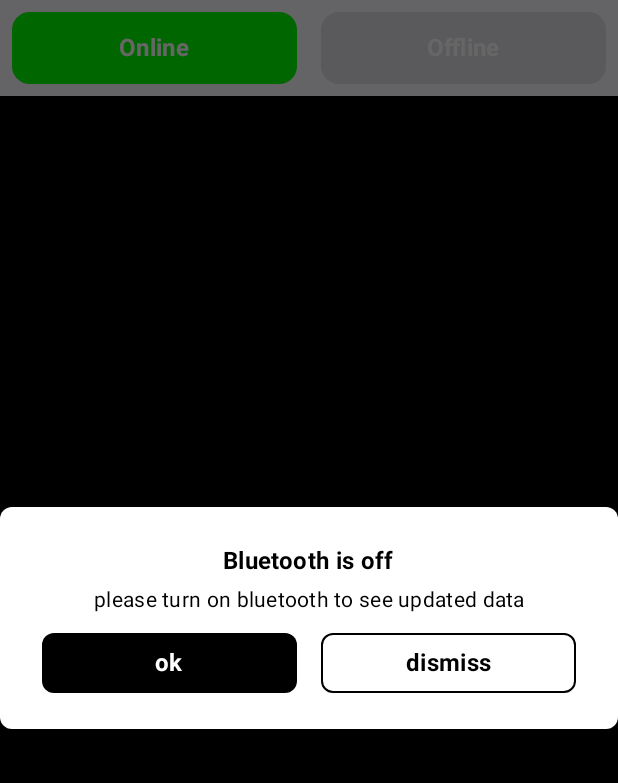
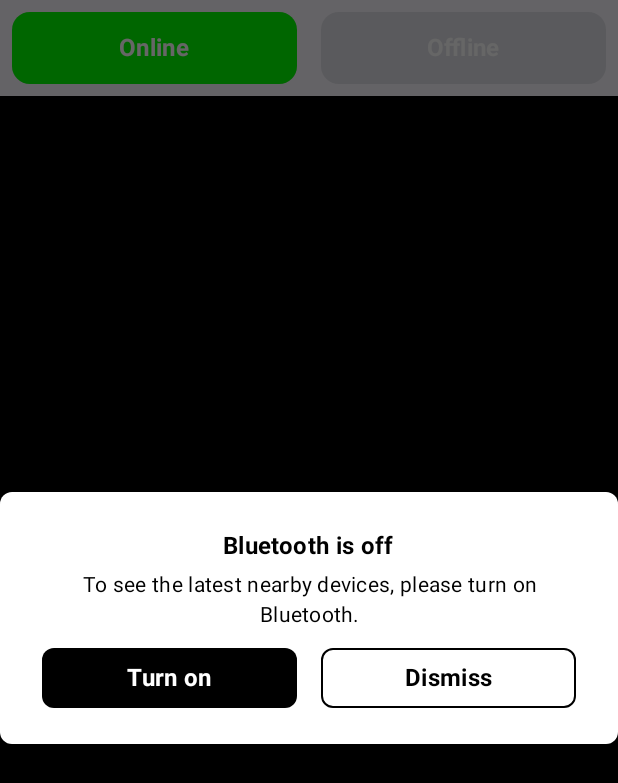
Before and after one commit to SepidehAkbarinezhad/BluetoothTracker, an Android app built with Jetpack Compose: the screen it shows after launch (MainActivity), on a phone screen of 412 x 824 dp. Shown: the top 783 px of the screen. Run offline under Robolectric (Android 15) with nearby library versions, the phone set to English and light mode, and no system bars; our stand-ins replace Dagger/Hilt's generated code, Room's generated code, Timber; 1 statement that could not run was skipped.

Commit message:
refactor code

```diff
--- a/app/src/main/java/com/example/bluetoothtracker/data/datasource/BluetoothDeviceTrackerImpl.kt
+++ b/app/src/main/java/com/example/bluetoothtracker/data/datasource/BluetoothDeviceTrackerImpl.kt
@@ -95,8 +95,8 @@ class BluetoothDeviceTrackerImpl @Inject constructor(
 
     private suspend fun emitForInsertInRoom() {
         val resultList = scannedDeviceCache.values.toList()
-        printLog("1 emitForInsertInRoom result: ${resultList.size}", "checkDebug")
-        printLog("1 emitForInsertInRoom : $resultList", "checkDebug")
+        printLog("emitForInsertInRoom result size: ${resultList.size}")
+        printLog("emitForInsertInRoom : $resultList")
         _scannedDevices.emit(resultList)
         scannedDeviceCache.clear()
     }
--- a/app/src/main/java/com/example/bluetoothtracker/presentation/app/MainActivity.kt
+++ b/app/src/main/java/com/example/bluetoothtracker/presentation/app/MainActivity.kt
@@ -41,13 +41,16 @@ class MainActivity : ComponentActivity() {
             val event by viewModel.event.collectAsStateWithLifecycle(null)
             LaunchedEffect(event) {
                 when (event) {
+                    is HomeEvent.UpdateBluetoothState -> {
+                        printLog("HomeEvent.UpdateBluetoothState ->")
+                        bluetoothStateObserver.updateBluetoothState()}
                     is HomeEvent.RequestBluetoothPermission -> {
-                        printLog("HomeEvent.RequestBluetoothPermission -> ", "bleCheck")
+                        printLog("HomeEvent.RequestBluetoothPermission -> ")
                         permissionManager.requestBluetoothPermissions()
                     }
 
                     is HomeEvent.RequestEnableBluetooth -> {
-                        printLog("initilizaBug HomeEvent.RequestEnableBluetooth ->", "bleCheck")
+                        printLog("HomeEvent.RequestEnableBluetooth ->")
                         bluetoothStateObserver.requestEnableBluetooth()
                     }
 
@@ -62,52 +65,38 @@ class MainActivity : ComponentActivity() {
 
 
     private fun initObservers() {
-        printLog("initilizaBug initObservers")
+        printLog("initObservers")
         bluetoothStateObserver = BluetoothStateObserver(
             activity = this,
             btAdapter = bluetoothAdapter,
             onBluetoothStateChange = { isEnabled ->
-                viewModel.onAction(HomeAction.OnBluetoothStateChange(bluetoothState = isEnabled))
+                viewModel.onAction(HomeAction.BluetoothStateChange(bluetoothState = isEnabled))
             },
         )
         permissionManager = PermissionManager(
             activity = this,
             onUpdatePermissionState = { hasPermission ->
-                if (hasPermission) {
-                    printLog("initilizaBug hasPermission", "bleCheck")
-                    viewModel.onAction((HomeAction.OnPermissionGrantedChange(permissionGranted = true)))
-                    //update bluetooth state just when permissions are granted
-                    bluetoothStateObserver.updateBluetoothState()
-                } else {
-                    // Show UI: "Bluetooth features won't work without permission"
-                    viewModel.onAction(HomeAction.ShowPermissionAlertDialog(true))
-
-                }
+                printLog("onUpdatePermissionState $hasPermission")
+                viewModel.onAction((HomeAction.UpdatePermissionState(permissionState = hasPermission)))
             },
             onPermissionGranted = { granted ->
-                printLog("onPermissionGranted $granted", "bleCheck")
-                viewModel.onAction((HomeAction.OnPermissionGrantedChange(permissionGranted = granted)))
-                if (granted) {
-                    viewModel.onAction((HomeAction.OnPermissionGrantedChange(permissionGranted = true)))
-                    bluetoothStateObserver.updateBluetoothState()
-                } else {
-                    printLog("onPermissionGranted not", "bleCheck")
-
-                    // Show UI: "Bluetooth features won't work without permission"
-                    viewModel.onAction(HomeAction.ShowPermissionDeniedDialog(true))
-                }
+                printLog("onPermissionGranted $granted")
+                if (granted)
+                    viewModel.onAction((HomeAction.OnGrantPermissionConfirmed))
+                else
+                    viewModel.onAction((HomeAction.OnGrantPermissionCancelled))
             }
         )
 
     }
 
     private fun addPermissionObserver() {
-        printLog("initilizaBug addPermissionObserver", "bleCheck")
+        printLog("addPermissionObserver")
         lifecycle.addObserver(permissionManager)
     }
 
     private fun addBluetoothObserver() {
-        printLog("initilizaBug addBluetoothObserver", "bleCheck")
+        printLog("addBluetoothObserver")
         lifecycle.addObserver(
             observer = bluetoothStateObserver
         )
--- a/app/src/main/java/com/example/bluetoothtracker/presentation/common/BluetoothStateObserver.kt
+++ b/app/src/main/java/com/example/bluetoothtracker/presentation/common/BluetoothStateObserver.kt
@@ -31,7 +31,7 @@ class BluetoothStateObserver(
 
     override fun onStart(owner: LifecycleOwner) {
         super.onStart(owner)
-        printLog("onStart", "bleCheck")
+        printLog("onStart")
         registerBroadCast()
     }
 
@@ -41,12 +41,12 @@ class BluetoothStateObserver(
         try {
             unRegisterBroadCast()
         } catch (e: Exception) {
-            printLog("onStop called error ${e.message}", "bleCheck")
+            printLog("onStop called error ${e.message}")
         }
     }
 
     private fun registerBluetoothLauncher() {
-        activity.registerForActivityResult(
+        btEnableResultLauncher = activity.registerForActivityResult(
             ActivityResultContracts.StartActivityForResult()
         ) { result ->
             if (result.resultCode == Activity.RESULT_OK) {
@@ -54,12 +54,15 @@ class BluetoothStateObserver(
                 onBluetoothStateChange(true)
             } else {
                 printLog("Activity.RESULT_NOT_OK")
-                onBluetoothStateChange( false)
+                onBluetoothStateChange(false)
             }
         }
     }
 
-    fun updateBluetoothState()  = onBluetoothStateChange(btAdapter?.isEnabled == true)
+    fun updateBluetoothState() {
+        printLog("updateBluetoothState")
+        onBluetoothStateChange(btAdapter?.isEnabled == true)
+    }
 
     /*
     * launches a system dialog that prompts the user
@@ -68,7 +71,7 @@ class BluetoothStateObserver(
     * callback registered in registerBluetoothLauncher().
     * */
     fun requestEnableBluetooth() {
-        printLog("initilizaBug requestEnableBluetooth", "bleCheck")
+        printLog("requestEnableBluetooth")
         val intent = Intent(BluetoothAdapter.ACTION_REQUEST_ENABLE)
         btEnableResultLauncher.launch(intent)
     }
@@ -87,12 +90,12 @@ class BluetoothStateObserver(
                 if (action == BluetoothAdapter.ACTION_STATE_CHANGED) {
                     when (btAdapter?.state) {
                         BluetoothAdapter.STATE_OFF -> {
-                            printLog("STATE_OFF", "bleCheck")
+                            printLog("STATE_OFF")
                             onBluetoothStateChange(false)
                         }
 
                         BluetoothAdapter.STATE_ON -> {
-                            printLog("STATE_ON", "bleCheck")
+                            printLog("STATE_ON")
                             onBluetoothStateChange(true)
                         }
                     }
@@ -102,7 +105,7 @@ class BluetoothStateObserver(
     }
 
     private fun registerBroadCast() {
-        printLog("registerBroadCast", "bleCheck")
+        printLog("registerBroadCast")
         activity.registerReceiver(
             broadcastReceiver,
             IntentFilter(BluetoothAdapter.ACTION_STATE_CHANGED)
@@ -110,7 +113,7 @@ class BluetoothStateObserver(
     }
 
     private fun unRegisterBroadCast() {
-        printLog("unRegisterBroadCast", "bleCheck")
+        printLog("unRegisterBroadCast")
         activity.unregisterReceiver(broadcastReceiver)
     }
 
--- a/app/src/main/java/com/example/bluetoothtracker/presentation/screen/home/HomeAction.kt
+++ b/app/src/main/java/com/example/bluetoothtracker/presentation/screen/home/HomeAction.kt
@@ -1,9 +1,16 @@
 package com.example.bluetoothtracker.presentation.screen.home
 
 sealed interface HomeAction {
-    data class ShowPermissionAlertDialog(val show : Boolean) :HomeAction
-    data class ShowPermissionDeniedDialog(val show : Boolean) :HomeAction
-    data class ShowBluetoothAlertDialog(val show : Boolean) :HomeAction
-    data class OnPermissionGrantedChange(val permissionGranted: Boolean) : HomeAction
-    data class OnBluetoothStateChange(val bluetoothState: Boolean) : HomeAction
+    data class ShowPermissionAlertDialog(val show: Boolean) : HomeAction
+    data class ShowPermissionDeniedDialog(val show: Boolean) : HomeAction
+    data class ShowBluetoothAlertDialog(val show: Boolean) : HomeAction
+    data class UpdatePermissionState(val permissionState: Boolean) : HomeAction
+    data object OnGrantPermissionConfirmed : HomeAction
+    data object OnGrantPermissionCancelled : HomeAction
+    data class BluetoothStateChange(val bluetoothState: Boolean) : HomeAction
+    data object OnPermissionAlertDialogConfirm : HomeAction
+    data object OnPermissionAlertDialogDismiss : HomeAction
+    data object OnPermissionDeniedDialogDismiss : HomeAction
+    data object OnBluetoothAlertDialogConfirmed : HomeAction
+    data object OnBluetoothAlertDialogDismiss : HomeAction
 }
--- a/app/src/main/java/com/example/bluetoothtracker/presentation/screen/home/HomeEvent.kt
+++ b/app/src/main/java/com/example/bluetoothtracker/presentation/screen/home/HomeEvent.kt
@@ -2,6 +2,7 @@ package com.example.bluetoothtracker.presentation.screen.home
 
 // One-time UI events
 sealed class HomeEvent {
+    data object UpdateBluetoothState : HomeEvent()
     data object RequestBluetoothPermission : HomeEvent()
     data object RequestEnableBluetooth : HomeEvent()
 }
--- a/app/src/main/java/com/example/bluetoothtracker/presentation/screen/home/HomeScreen.kt
+++ b/app/src/main/java/com/example/bluetoothtracker/presentation/screen/home/HomeScreen.kt
@@ -27,51 +27,42 @@ import com.example.bluetoothtracker.presentation.utils.printLog
 fun HomeScreenRoot(viewModel: HomeViewModel, modifier: Modifier = Modifier) {
     val state by viewModel.homeStateValue.collectAsStateWithLifecycle()
 
-
-    LaunchedEffect(key1 = state.permissionGranted, key2 = state.bluetoothState) {
-        printLog("LaunchedEffect  $state")
-        if (state.permissionGranted == true && state.bluetoothState == true) {
-            printLog("LaunchedEffect permissions granted ", "bleCheck")
-            viewModel.startScan()
-        } else if (state.permissionGranted == false || state.bluetoothState == false) {
-            printLog("else if", "bleCheck")
-            viewModel.stopScan()
-            viewModel.onAction(HomeAction.ShowBluetoothAlertDialog(true))
+    LaunchedEffect(key1 = state.permissionState, key2 = state.bluetoothState) {
+        with(state) {
+            when {
+                permissionState == true && bluetoothState == true -> { viewModel.startScan() }
+                permissionState == false || bluetoothState == false -> { viewModel.stopScan() }
+            }
         }
     }
 
     HomeScreen(
         state = state,
         onAction = { action -> viewModel.onAction(action) },
-        onEvent = { event -> viewModel.sendEvent(event) })
-
+        modifier = modifier
+    )
 }
 
 @Composable
 fun HomeScreen(
     state: HomeState,
     onAction: (HomeAction) -> Unit,
-    onEvent: (HomeEvent) -> Unit,
     modifier: Modifier = Modifier
 ) {
-    Box(modifier = Modifier.fillMaxSize()) {
+    Box(modifier = modifier.fillMaxSize()) {
         HomeContent(state = state, onAction = onAction)
         if (state.showPermissionAlertDialog) {
-            printLog("show permission alert dialog")
             PermissionAlertDialog(onConfirm = {
-                onAction(HomeAction.ShowPermissionAlertDialog(false))
-                onEvent(HomeEvent.RequestBluetoothPermission)
-            }, onDismissRequest = { onAction(HomeAction.ShowPermissionAlertDialog(false)) })
+                onAction(HomeAction.OnPermissionAlertDialogConfirm)
+            }, onDismissRequest = { onAction(HomeAction.OnPermissionAlertDialogDismiss) })
         } else if (state.showPermissionDeniedDialog) {
             PermissionDeniedDialog {
-                onAction(HomeAction.ShowPermissionDeniedDialog(false))
+                onAction(HomeAction.OnPermissionDeniedDialogDismiss)
             }
         } else if (state.showBluetoothStateDialog) {
             BluetoothStateAlertDialog(
-                onConfirm = {
-                    printLog("initilizaBug onConfirm", "bleCheck")
-                    onEvent(HomeEvent.RequestEnableBluetooth) },
-                onDismissRequest = { onAction(HomeAction.ShowBluetoothAlertDialog(false))}
+                onConfirm = { onAction(HomeAction.OnBluetoothAlertDialogConfirmed) },
+                onDismissRequest = {  onAction(HomeAction.OnBluetoothAlertDialogDismiss)}
             )
         }
     }
@@ -83,12 +74,11 @@ fun HomeContent(
     state: HomeState,
     onAction: (HomeAction) -> Unit,
     modifier: Modifier = Modifier,
-    scrollState: LazyListState = rememberLazyListState()
 ) {
     var tabIndex by remember { mutableIntStateOf(0) }
 
     Column(
-        modifier = Modifier
+        modifier = modifier
             .fillMaxSize()
             .background(Color.Black)
             .statusBarsPadding(),
--- a/app/src/main/java/com/example/bluetoothtracker/presentation/screen/home/HomeState.kt
+++ b/app/src/main/java/com/example/bluetoothtracker/presentation/screen/home/HomeState.kt
@@ -7,7 +7,7 @@ data class HomeState(
     val showPermissionAlertDialog : Boolean = false,
     val showPermissionDeniedDialog : Boolean = false,
     val showBluetoothStateDialog : Boolean = false,
-    val permissionGranted : Boolean? = null,
+    val permissionState : Boolean? = null,
     val bluetoothState : Boolean? = null,
     val onLineDevicesList : List<Device> = emptyList(),
     val offlineDevicesList : List<Device> = emptyList()
--- a/app/src/main/java/com/example/bluetoothtracker/presentation/screen/home/HomeViewModel.kt
+++ b/app/src/main/java/com/example/bluetoothtracker/presentation/screen/home/HomeViewModel.kt
@@ -3,7 +3,6 @@ package com.example.bluetoothtracker.presentation.screen.home
 import androidx.lifecycle.ViewModel
 import androidx.lifecycle.viewModelScope
 import com.example.bluetoothtracker.domain.interactor.BluetoothInteractor
-import com.example.bluetoothtracker.domain.repository.BluetoothRepository
 import com.example.bluetoothtracker.presentation.utils.printLog
 import dagger.hilt.android.lifecycle.HiltViewModel
 import kotlinx.coroutines.flow.MutableSharedFlow
@@ -35,11 +34,61 @@ class HomeViewModel @Inject constructor(
         }
     }
 
-    private val _event = MutableSharedFlow<HomeEvent>()
+    private val _event = MutableSharedFlow<HomeEvent>(replay = 1)
     val event = _event.asSharedFlow()
 
     private val homeState: MutableStateFlow<HomeState> = MutableStateFlow(HomeState())
     val homeStateValue: StateFlow<HomeState> = homeState.asStateFlow()
+
+
+    fun onAction(action: HomeAction) {
+        when (action) {
+            is HomeAction.ShowPermissionAlertDialog -> updateShowPermissionAlertDialog(show = action.show)
+            is HomeAction.ShowPermissionDeniedDialog -> updateShowPermissionDeniedDialog(action.show)
+            is HomeAction.ShowBluetoothAlertDialog -> updateShowBluetoothAlertDialog(action.show)
+            is HomeAction.UpdatePermissionState -> {
+                printLog("UpdatePermissionState -> vm  ${action.permissionState}")
+                updatePermissionState(state = action.permissionState)
+                if (action.permissionState) {
+                    //update bluetooth state just when permissions are granted because if it is off and want to turn it on it needs permissions
+                    sendEvent(HomeEvent.UpdateBluetoothState)
+                } else {
+                    // Show dialog: "Bluetooth features won't work without permission"
+                    updateShowPermissionAlertDialog(true)
+                }
+            }
+
+            is HomeAction.BluetoothStateChange -> {
+                homeState.update { it.copy(bluetoothState = action.bluetoothState) }
+                updateShowBluetoothAlertDialog(!action.bluetoothState)
+            }
+
+            HomeAction.OnPermissionAlertDialogConfirm -> {
+                updateShowPermissionAlertDialog(show = false)
+                sendEvent(HomeEvent.RequestBluetoothPermission)
+            }
+
+            HomeAction.OnPermissionAlertDialogDismiss -> updateShowPermissionAlertDialog(show = false)
+
+            HomeAction.OnGrantPermissionConfirmed -> {
+                updatePermissionState(true)
+                sendEvent(HomeEvent.UpdateBluetoothState)
+            }
+
+            HomeAction.OnGrantPermissionCancelled -> {
+                updatePermissionState(false)
+                onAction(HomeAction.ShowPermissionDeniedDialog(true))
+            }
+
+            HomeAction.OnBluetoothAlertDialogConfirmed -> {
+                updateShowBluetoothAlertDialog(false)
+                sendEvent(HomeEvent.RequestEnableBluetooth)
+            }
+
+            HomeAction.OnBluetoothAlertDialogDismiss -> updateShowBluetoothAlertDialog(false)
+            HomeAction.OnPermissionDeniedDialogDismiss -> updateShowPermissionDeniedDialog(show = false)
+        }
+    }
 
     fun sendEvent(event: HomeEvent) {
         viewModelScope.launch {
@@ -47,15 +96,20 @@ class HomeViewModel @Inject constructor(
         }
     }
 
-    fun onAction(action: HomeAction) {
-        when (action) {
-            is HomeAction.ShowPermissionAlertDialog -> homeState.update { it.copy(showPermissionAlertDialog = action.show) }
-            is HomeAction.ShowPermissionDeniedDialog -> homeState.update { it.copy(showPermissionDeniedDialog = action.show) }
-            is HomeAction.ShowBluetoothAlertDialog -> homeState.update { it.copy(showBluetoothStateDialog = action.show) }
-            is HomeAction.OnPermissionGrantedChange -> homeState.update { it.copy(permissionGranted = action.permissionGranted) }
-            is HomeAction.OnBluetoothStateChange -> homeState.update { it.copy(bluetoothState = action.bluetoothState) }
+    private fun updateShowPermissionAlertDialog(show: Boolean) {
+        homeState.update { it.copy(showPermissionAlertDialog = show) }
+    }
 
-        }
+    private fun updateShowPermissionDeniedDialog(show: Boolean) {
+        homeState.update { it.copy(showPermissionDeniedDialog = show) }
+    }
+
+    private fun updateShowBluetoothAlertDialog(show: Boolean) {
+        homeState.update { it.copy(showBluetoothStateDialog = show) }
+    }
+
+    private fun updatePermissionState(state: Boolean) {
+        homeState.update { it.copy(permissionState = state) }
     }
 
     fun startScan() {
--- a/app/src/main/java/com/example/bluetoothtracker/presentation/screen/home/components/BluetoothStateAlertDialog.kt
+++ b/app/src/main/java/com/example/bluetoothtracker/presentation/screen/home/components/BluetoothStateAlertDialog.kt
@@ -42,7 +42,7 @@ fun BluetoothStateAlertContent(
     onDismissRequest: () -> Unit
 ) {
     Column(
-        modifier = Modifier
+        modifier = modifier
             .fillMaxWidth()
             .padding(12.dp),
         horizontalAlignment = Alignment.CenterHorizontally
@@ -59,7 +59,7 @@ fun BluetoothStateAlertContent(
         )
         Spacer(modifier = Modifier.height(8.dp))
         AppRowButtons(
-            firstButtonTitle = R.string.ok_btn_label,
+            firstButtonTitle = R.string.turn_on_btn_label,
             onFirstButtonClick =
             onConfirm,
             secondButtonTitle = R.string.dismiss_permission_btn_label,
--- a/app/src/main/java/com/example/bluetoothtracker/presentation/screen/home/components/PermissionAlertDialog.kt
+++ b/app/src/main/java/com/example/bluetoothtracker/presentation/screen/home/components/PermissionAlertDialog.kt
@@ -41,7 +41,7 @@ fun PermissionAlertContent(
     onDismissRequest: () -> Unit
 ) {
     Column(
-        modifier = Modifier
+        modifier = modifier
             .fillMaxWidth()
             .padding(12.dp),
         horizontalAlignment = Alignment.CenterHorizontally
--- a/app/src/main/java/com/example/bluetoothtracker/presentation/screen/home/components/PermissionDeniedDialog.kt
+++ b/app/src/main/java/com/example/bluetoothtracker/presentation/screen/home/components/PermissionDeniedDialog.kt
@@ -39,7 +39,7 @@ fun PermissionDeniedDialogContent(
     onConfirm: () -> Unit,
 ) {
     Column(
-        modifier = Modifier
+        modifier = modifier
             .fillMaxWidth()
             .padding(12.dp),
         horizontalAlignment = Alignment.CenterHorizontally
--- a/app/src/main/res/values/strings.xml
+++ b/app/src/main/res/values/strings.xml
@@ -4,12 +4,13 @@
     <string name="Bluetooth_state_title_dialog">Bluetooth is off</string>
     <string name="permission_alert_dialog">Scanning Bluetooth devices require some bluetooth and Location permissions to work properly</string>
     <string name="permission_denied_dialog">To discover nearby devices and update data properly, this app needs Bluetooth permission.</string>
-    <string name="bluetooth_state_alert_dialog">please turn on bluetooth to see updated data</string>
-    <string name="ok_btn_label">ok</string>
+    <string name="bluetooth_state_alert_dialog">To see the latest nearby devices, please turn on Bluetooth.</string>
+    <string name="ok_btn_label">Ok</string>
+    <string name="turn_on_btn_label">Turn on</string>
     <string name="mac_address_label">macAddress: %s</string>
     <string name="name_label">name: %s</string>
     <string name="rssi_label">rssi: %s</string>
-    <string name="grant_permission_btn_label">grant</string>
-    <string name="dismiss_permission_btn_label">dismiss</string>
+    <string name="grant_permission_btn_label">Grant</string>
+    <string name="dismiss_permission_btn_label">Dismiss</string>
 
 </resources>
```
